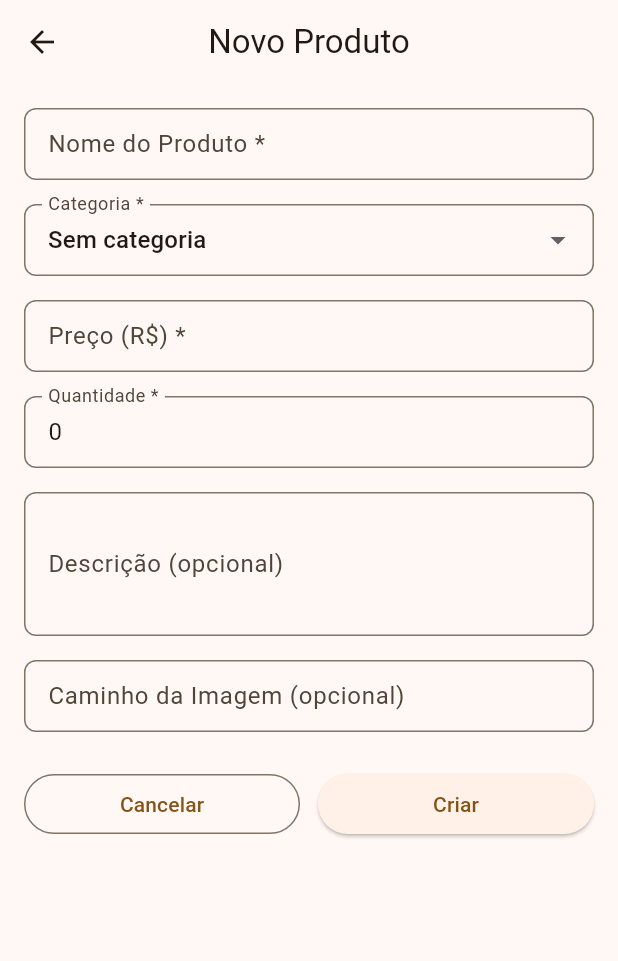
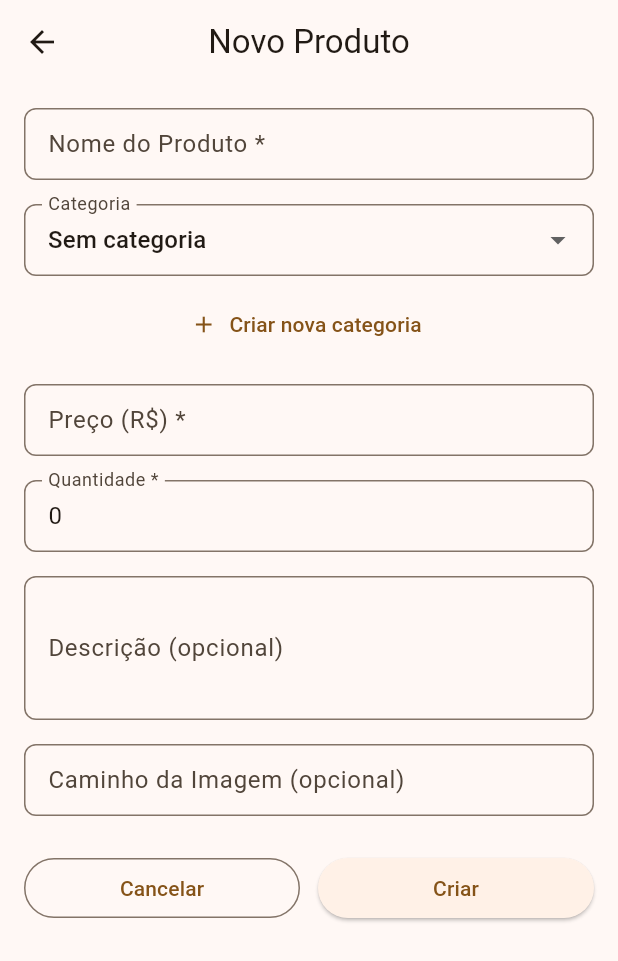
Before and after one commit to davicardoso5524/contador_app, a Flutter app: the screen it shows after launch, item 3 of the bottom bar chosen, after a tap on the "add" icon, on a phone screen of 412 x 824 dp. Shown: the top 961 px of the screen. Run offline on Flutter 3.47's test engine with Material 3 defaults, Android fonts, the phone set to English and light mode, and no system bars; our stand-ins replace pdf, share_plus, shared_preferences.

Commit message:
feat(stock): add create-category button in StockPage and ProductEditor

```diff
--- a/lib/pages/product_editor_page.dart
+++ b/lib/pages/product_editor_page.dart
@@ -4,6 +4,7 @@ import 'package:flutter/material.dart';
 import '../models/product.dart';
 import '../models/category.dart';
 import '../services/inventory_service.dart';
+import 'category_editor_page.dart';
 
 class ProductEditorPage extends StatefulWidget {
   final Product? product; // Se null, é criação; se preenchido, é edição
@@ -90,9 +91,9 @@ class _ProductEditorPageState extends State<ProductEditorPage> {
       return;
     }
 
+    // Se não houver categorias, usa categoria default
     if (_selectedCategoryId == null || _selectedCategoryId!.isEmpty) {
-      _showError('Selecione uma categoria');
-      return;
+      _selectedCategoryId = 'uncategorized';
     }
 
     final quantity = int.tryParse(_quantityController.text);
@@ -147,6 +148,22 @@ class _ProductEditorPageState extends State<ProductEditorPage> {
     );
   }
 
+  Future<void> _openCategoryEditor() async {
+    final result = await Navigator.of(context).push<Category>(
+      MaterialPageRoute(builder: (_) => const CategoryEditorPage()),
+    );
+
+    // Se uma categoria foi criada, recarrega a lista e seleciona a nova
+    if (result != null) {
+      await _loadCategories();
+      if (mounted) {
+        setState(() {
+          _selectedCategoryId = result.id;
+        });
+      }
+    }
+  }
+
   @override
   Widget build(BuildContext context) {
     final isEditing = widget.product != null;
@@ -182,6 +199,9 @@ class _ProductEditorPageState extends State<ProductEditorPage> {
 
                     // Categoria
                     if (_categories.isEmpty)
+                      Column(
+                        crossAxisAlignment: CrossAxisAlignment.stretch,
+                        children: [
                           Container(
                             padding: const EdgeInsets.all(12),
                             decoration: BoxDecoration(
@@ -195,14 +215,25 @@ class _ProductEditorPageState extends State<ProductEditorPage> {
                                 SizedBox(width: 8),
                                 Expanded(
                                   child: Text(
-                                'Nenhuma categoria criada. Crie uma categoria primeiro.',
+                                    'Nenhuma categoria criada. Crie uma categoria agora.',
                                     style: TextStyle(color: Colors.orange),
                                   ),
                                 ),
                               ],
                             ),
+                          ),
+                          const SizedBox(height: 8),
+                          ElevatedButton.icon(
+                            onPressed: _openCategoryEditor,
+                            icon: const Icon(Icons.add),
+                            label: const Text('Criar Categoria'),
+                          ),
+                        ],
                       )
                     else
+                      Column(
+                        crossAxisAlignment: CrossAxisAlignment.stretch,
+                        children: [
                           DropdownButtonFormField<String>(
                             initialValue: _selectedCategoryId,
                             items: _categories
@@ -217,7 +248,7 @@ class _ProductEditorPageState extends State<ProductEditorPage> {
                               setState(() => _selectedCategoryId = value);
                             },
                             decoration: InputDecoration(
-                          labelText: 'Categoria *',
+                              labelText: 'Categoria',
                               border: OutlineInputBorder(
                                 borderRadius: BorderRadius.circular(8),
                               ),
@@ -226,6 +257,14 @@ class _ProductEditorPageState extends State<ProductEditorPage> {
                                 vertical: 12,
                               ),
                             ),
+                          ),
+                          const SizedBox(height: 8),
+                          TextButton.icon(
+                            onPressed: _openCategoryEditor,
+                            icon: const Icon(Icons.add),
+                            label: const Text('Criar nova categoria'),
+                          ),
+                        ],
                       ),
                     const SizedBox(height: 16),
 
--- a/lib/pages/stock_page.dart
+++ b/lib/pages/stock_page.dart
@@ -5,6 +5,7 @@ import '../models/product.dart';
 import '../models/category.dart';
 import '../services/inventory_service.dart';
 import 'product_editor_page.dart';
+import 'category_editor_page.dart';
 
 class StockPage extends StatefulWidget {
   const StockPage({super.key});
@@ -86,6 +87,17 @@ class _StockPageState extends State<StockPage> {
     }
   }
 
+  Future<void> _openCategoryEditor() async {
+    final result = await Navigator.of(context).push<Category>(
+      MaterialPageRoute(builder: (_) => const CategoryEditorPage()),
+    );
+
+    // Se uma categoria foi criada, recarrega dados
+    if (result != null) {
+      _loadData();
+    }
+  }
+
   @override
   Widget build(BuildContext context) {
     return Scaffold(
@@ -93,6 +105,13 @@ class _StockPageState extends State<StockPage> {
         title: const Text('Estoque'),
         centerTitle: true,
         elevation: 0,
+        actions: [
+          IconButton(
+            onPressed: _openCategoryEditor,
+            icon: const Icon(Icons.category),
+            tooltip: 'Criar Categoria',
+          ),
+        ],
       ),
       body: _loading
           ? const Center(child: CircularProgressIndicator())
```
Lines whose indentation alone changed are shown as unchanged.
